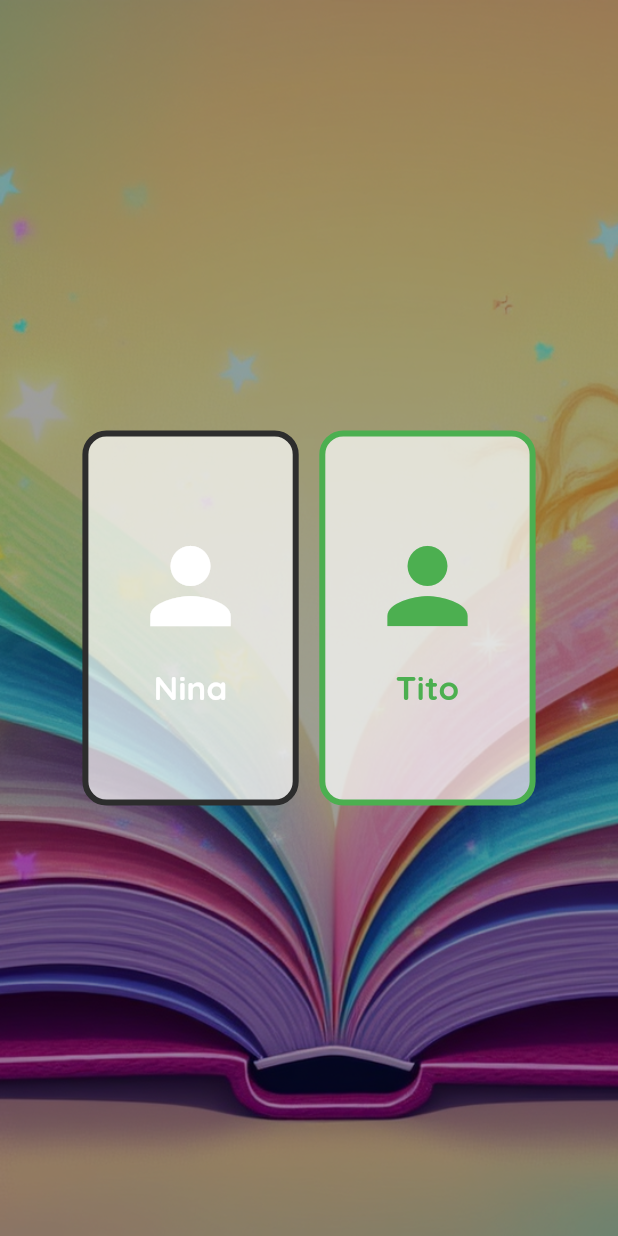
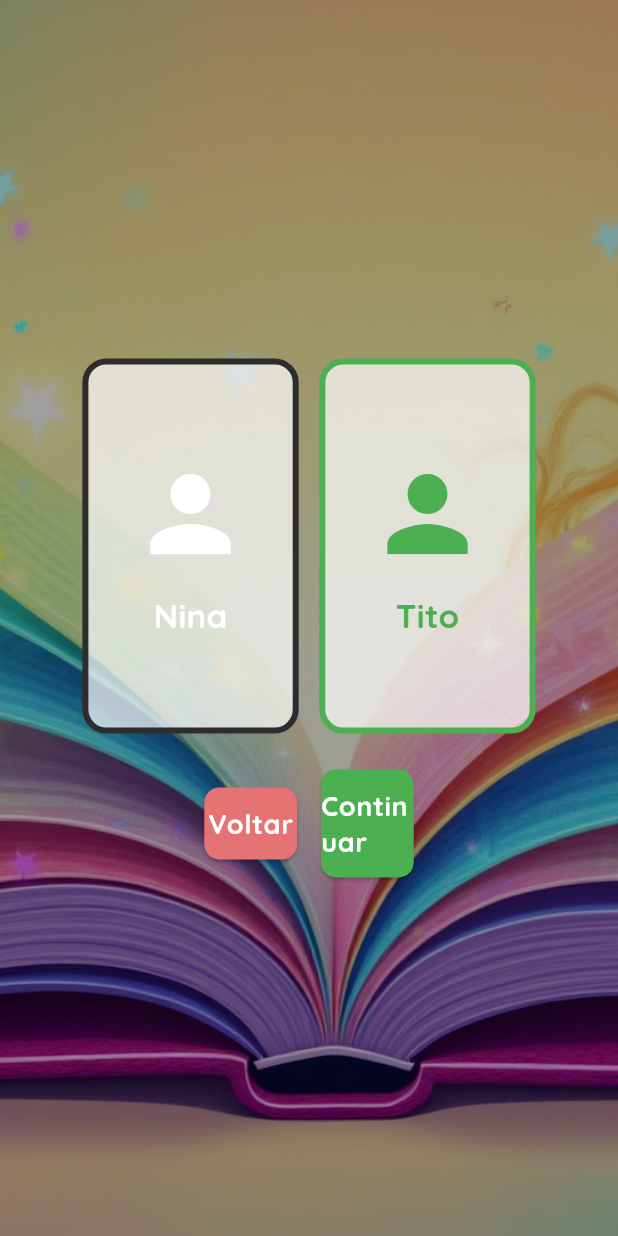
Before and after one commit to jgdlago/nina-tito-magic-book, a Flutter app: the CharacterSelection screen opened directly, on a phone screen of 412 x 824 dp. Run offline on Flutter 3.47's test engine with Material 3 defaults, Android fonts, the phone set to English and light mode, and no system bars; our stand-ins replace flutter_riverpod, flutter_svg, google_fonts, numberpicker, sqflite; missing offline and left inert: flame; accounts and stored records are empty.

Commit message:
:recycle: refactor(public): adiciona botões de ação na página de seleção de personagem

```diff
--- a/lib/presentation/components/action_button.dart
+++ b/lib/presentation/components/action_button.dart
@@ -32,9 +32,9 @@ class ActionButton extends StatelessWidget {
   String _getDefaultText() {
     switch (type) {
       case ButtonType.confirmation:
-        return 'Confirmar';
+        return 'Continuar';
       case ButtonType.denial:
-        return 'Cancelar';
+        return 'Voltar';
       case ButtonType.warning:
         return 'Mais';
     }
--- a/lib/presentation/pages/character_selection.dart
+++ b/lib/presentation/pages/character_selection.dart
@@ -3,6 +3,8 @@ import 'package:flutter_riverpod/flutter_riverpod.dart';
 import 'package:nina_tito_magic_book/data/models/character_enum.dart';
 import 'package:nina_tito_magic_book/presentation/components/background_container.dart';
 import 'package:nina_tito_magic_book/presentation/components/info_modal.dart';
+import 'package:nina_tito_magic_book/presentation/components/action_button.dart';
+import 'package:nina_tito_magic_book/presentation/pages/main_menu.dart';
 import 'package:nina_tito_magic_book/presentation/theme/app_colors.dart';
 
 final characterProvider = StateProvider<CharacterEnum>((ref) => CharacterEnum.tito);
@@ -13,11 +15,15 @@ class CharacterSelection extends ConsumerWidget {
   @override
   Widget build(BuildContext context, WidgetRef ref) {
     final CharacterEnum selectedCharacter = ref.watch(characterProvider);
+    final double buttonSize = MediaQuery.of(context).size.width * 0.15;
 
     return Scaffold(
       body: BackgroundContainer(
         child: Center(
-          child: SizedBox(
+          child: Column(
+            mainAxisSize: MainAxisSize.min,
+            children: [
+              SizedBox(
                 width: MediaQuery.of(context).size.width * 0.8,
                 child: Row(
                   mainAxisAlignment: MainAxisAlignment.spaceEvenly,
@@ -26,6 +32,36 @@ class CharacterSelection extends ConsumerWidget {
                     _buildCharacterCard(context, ref, CharacterEnum.tito, selectedCharacter),
                   ],
                 ),
+              ),
+              const SizedBox(height: 24),
+              Row(
+                mainAxisAlignment: MainAxisAlignment.center,
+                children: [
+                  SizedBox(
+                    width: buttonSize,
+                    child: ActionButton(
+                      type: ButtonType.denial,
+                      onPressed: () {
+                        Navigator.pop(context);
+                      },
+                    ),
+                  ),
+                  const SizedBox(width: 16),
+                  SizedBox(
+                    width: buttonSize,
+                    child: ActionButton(
+                      type: ButtonType.confirmation,
+                      onPressed: () {
+                        Navigator.push(
+                          context,
+                          MaterialPageRoute(builder: (context) => MainMenu()),
+                        );
+                      },
+                    ),
+                  ),
+                ],
+              ),
+            ],
           ),
         ),
       ),
```
Lines whose indentation alone changed are shown as unchanged.
